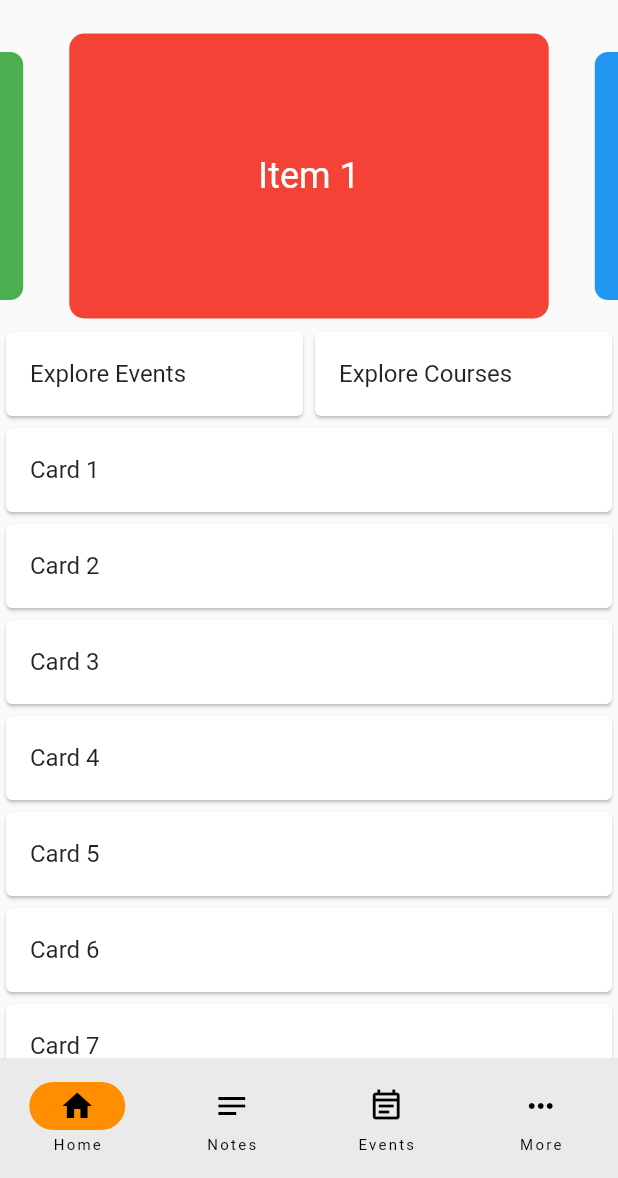
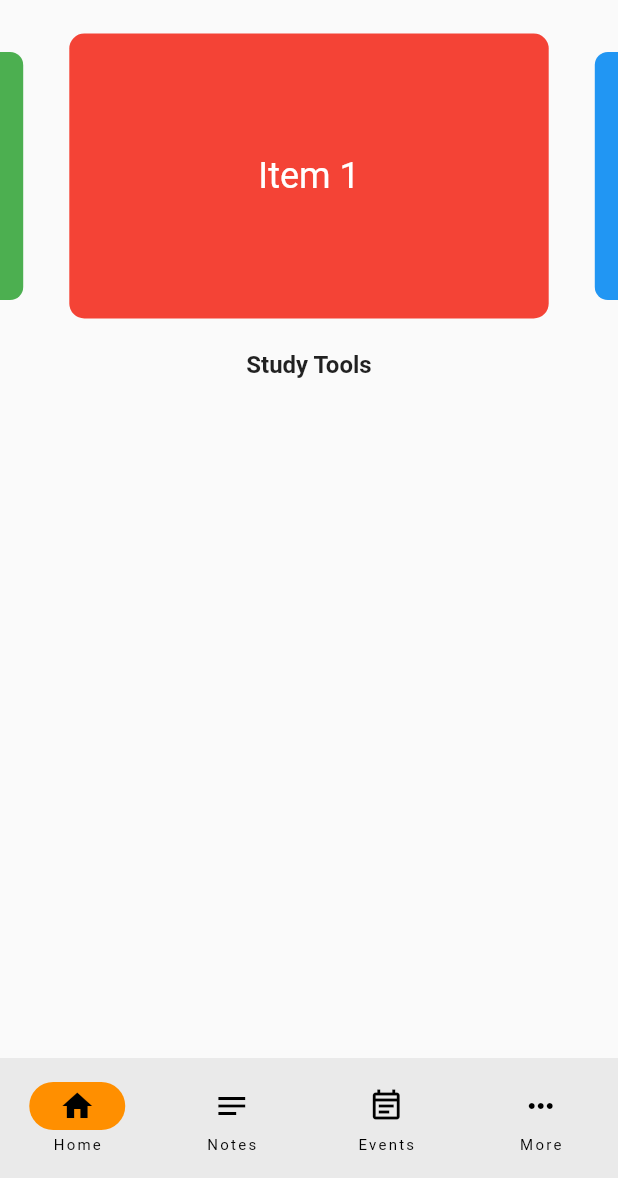
Before and after one commit to explooo/unipedia, a Flutter app: the screen it shows after launch, on a phone screen of 412 x 824 dp, the part 58-1236 px from its top. Run offline on Flutter 3.47's test engine with Material 2 defaults, Android fonts, the phone set to English and light mode, and no system bars; drawn by our look-alikes of carousel_slider; Roboto replaces fonts that are missing (Poppins).

Commit message:
added scaffold

```diff
--- a/lib/pages/home.dart
+++ b/lib/pages/home.dart
@@ -1,5 +1,5 @@
+import 'package:carousel_slider/carousel_slider.dart';
 import 'package:flutter/material.dart';
-import 'package:carousel_slider/carousel_slider.dart';
 
 class HomePage extends StatelessWidget {
   const HomePage({Key? key});
@@ -7,12 +7,32 @@ class HomePage extends StatelessWidget {
   @override
   Widget build(BuildContext context) {
     return Scaffold(
-
-
       body: SingleChildScrollView(
         child: Column(
           children: [
-            CarouselSlider(
+            topCarousel(),
+            StudyToolsText(),
+          ],
+        ),
+      ),
+    );
+  }
+
+  Padding StudyToolsText() {
+    return const Padding(
+            padding: EdgeInsets.all(16.0),
+            child: Text(
+              'Study Tools',
+              style: TextStyle(
+                fontSize: 16.0,
+                fontWeight: FontWeight.bold,
+              ),
+            ),
+          );
+  }
+
+  CarouselSlider topCarousel() {
+    return CarouselSlider(
       items: [
         Container(
           margin: const EdgeInsets.all(5.0),
@@ -20,10 +40,10 @@ class HomePage extends StatelessWidget {
             borderRadius: BorderRadius.circular(10.0),
             color: Colors.red,
           ),
-                  child: Center(
+          child: const Center(
             child: Text(
               'Item 1',
-                      style: const TextStyle(fontSize: 24.0, color: Colors.white),
+              style: TextStyle(fontSize: 24.0, color: Colors.white),
             ),
           ),
         ),
@@ -64,40 +84,6 @@ class HomePage extends StatelessWidget {
         autoPlayAnimationDuration: const Duration(milliseconds: 800),
         viewportFraction: 0.8,
       ),
-            ),
-            Row(
-              children: [
-                Expanded(
-                  child: Card(
-                    child: ListTile(
-                      title: const Text('Explore Events'),
-                    ),
-                  ),
-                ),
-                Expanded(
-                  child: Card(
-                    child: ListTile(
-                      title: const Text('Explore Courses'),
-                    ),
-                  ),
-                ),
-              ],
-            ),
-            ListView.builder(
-              shrinkWrap: true,
-              physics: const NeverScrollableScrollPhysics(),
-              itemCount: 20,
-              itemBuilder: (BuildContext context, int index) {
-                return Card(
-                  child: ListTile(
-                    title: Text('Card ${index + 1}'),
-                  ),
-                );
-              },
-            ),
-          ],
-        ),
-      ),
     );
   }
 }
--- a/pubspec.yaml
+++ b/pubspec.yaml
@@ -11,6 +11,7 @@ environment:
 
 dependencies:
   carousel_slider: ^4.0.0
+  fancy_containers: ^0.0.1
   flutter:
     sdk: flutter
   flutter_localizations:
```
Also changed, not shown: lib/pages/events.dart (+52 -4 lines), pubspec.lock. Lines whose indentation alone changed are shown as unchanged.
